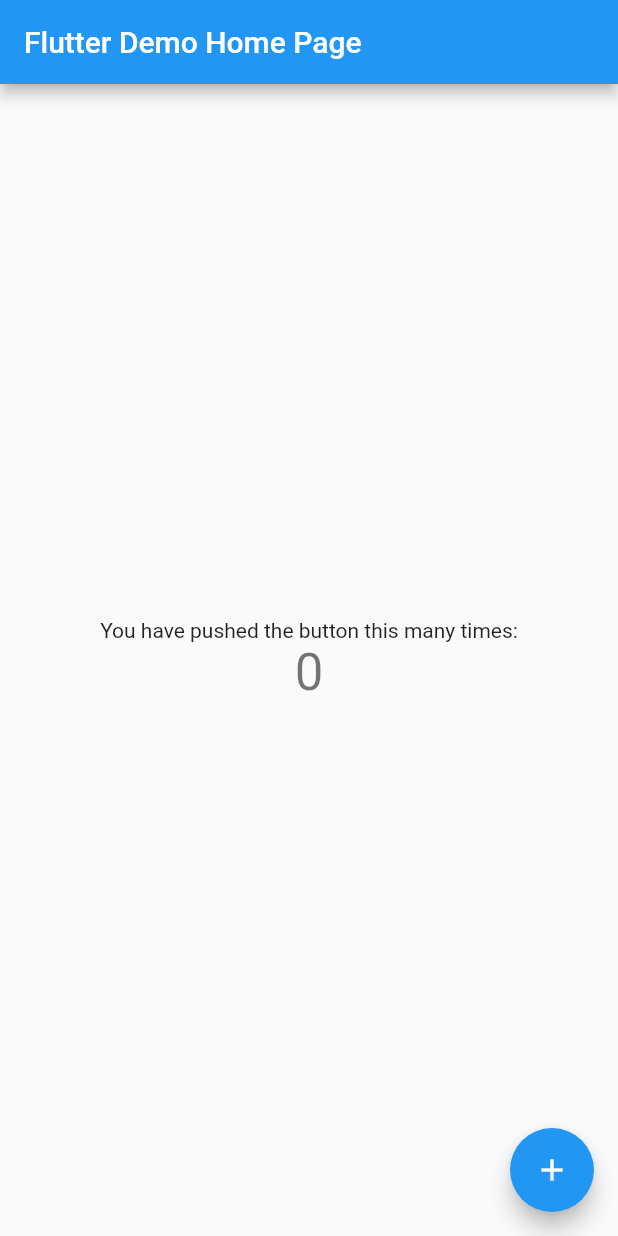
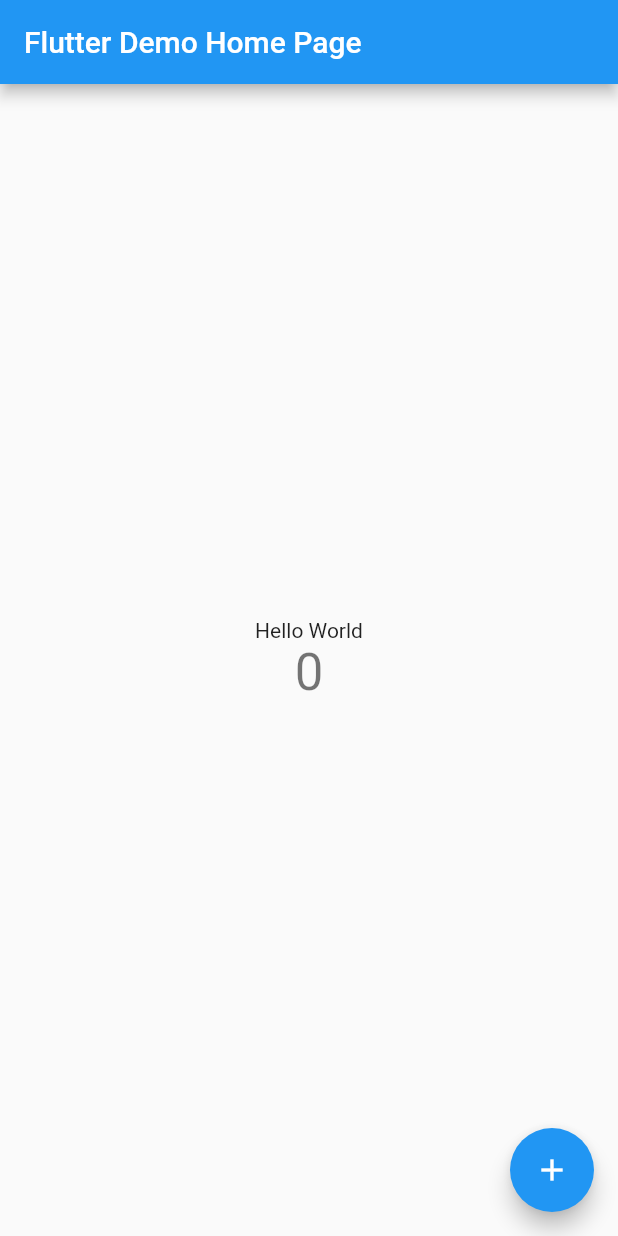
Before and after one commit to danilocampanhari21/flutter__1, a Flutter app: the screen it shows after launch, on a phone screen of 412 x 824 dp. Run offline on Flutter 3.47's test engine with Material 2 defaults, Android fonts, the phone set to English and light mode, and no system bars.

Commit message:
init here

```diff
--- a/lib/main.dart
+++ b/lib/main.dart
@@ -13,15 +13,6 @@ class MyApp extends StatelessWidget {
     return MaterialApp(
       title: 'Flutter Demo',
       theme: ThemeData(
-        // This is the theme of your application.
-        //
-        // Try running your application with "flutter run". You'll see the
-        // application has a blue toolbar. Then, without quitting the app, try
-        // changing the primarySwatch below to Colors.green and then invoke
-        // "hot reload" (press "r" in the console where you ran "flutter run",
-        // or simply save your changes to "hot reload" in a Flutter IDE).
-        // Notice that the counter didn't reset back to zero; the application
-        // is not restarted.
         primarySwatch: Colors.blue,
       ),
       home: const MyHomePage(title: 'Flutter Demo Home Page'),
@@ -31,15 +22,6 @@ class MyApp extends StatelessWidget {
 
 class MyHomePage extends StatefulWidget {
   const MyHomePage({super.key, required this.title});
-
-  // This widget is the home page of your application. It is stateful, meaning
-  // that it has a State object (defined below) that contains fields that affect
-  // how it looks.
-
-  // This class is the configuration for the state. It holds the values (in this
-  // case the title) provided by the parent (in this case the App widget) and
-  // used by the build method of the State. Fields in a Widget subclass are
-  // always marked "final".
 
   final String title;
 
@@ -52,51 +34,22 @@ class _MyHomePageState extends State<MyHomePage> {
 
   void _incrementCounter() {
     setState(() {
-      // This call to setState tells the Flutter framework that something has
-      // changed in this State, which causes it to rerun the build method below
-      // so that the display can reflect the updated values. If we changed
-      // _counter without calling setState(), then the build method would not be
-      // called again, and so nothing would appear to happen.
       _counter++;
     });
   }
 
   @override
   Widget build(BuildContext context) {
-    // This method is rerun every time setState is called, for instance as done
-    // by the _incrementCounter method above.
-    //
-    // The Flutter framework has been optimized to make rerunning build methods
-    // fast, so that you can just rebuild anything that needs updating rather
-    // than having to individually change instances of widgets.
     return Scaffold(
       appBar: AppBar(
-        // Here we take the value from the MyHomePage object that was created by
-        // the App.build method, and use it to set our appbar title.
         title: Text(widget.title),
       ),
       body: Center(
-        // Center is a layout widget. It takes a single child and positions it
-        // in the middle of the parent.
         child: Column(
-          // Column is also a layout widget. It takes a list of children and
-          // arranges them vertically. By default, it sizes itself to fit its
-          // children horizontally, and tries to be as tall as its parent.
-          //
-          // Invoke "debug painting" (press "p" in the console, choose the
-          // "Toggle Debug Paint" action from the Flutter Inspector in Android
-          // Studio, or the "Toggle Debug Paint" command in Visual Studio Code)
-          // to see the wireframe for each widget.
-          //
-          // Column has various properties to control how it sizes itself and
-          // how it positions its children. Here we use mainAxisAlignment to
-          // center the children vertically; the main axis here is the vertical
-          // axis because Columns are vertical (the cross axis would be
-          // horizontal).
           mainAxisAlignment: MainAxisAlignment.center,
           children: <Widget>[
             const Text(
-              'You have pushed the button this many times:',
+              'Hello World',
             ),
             Text(
               '$_counter',
```
